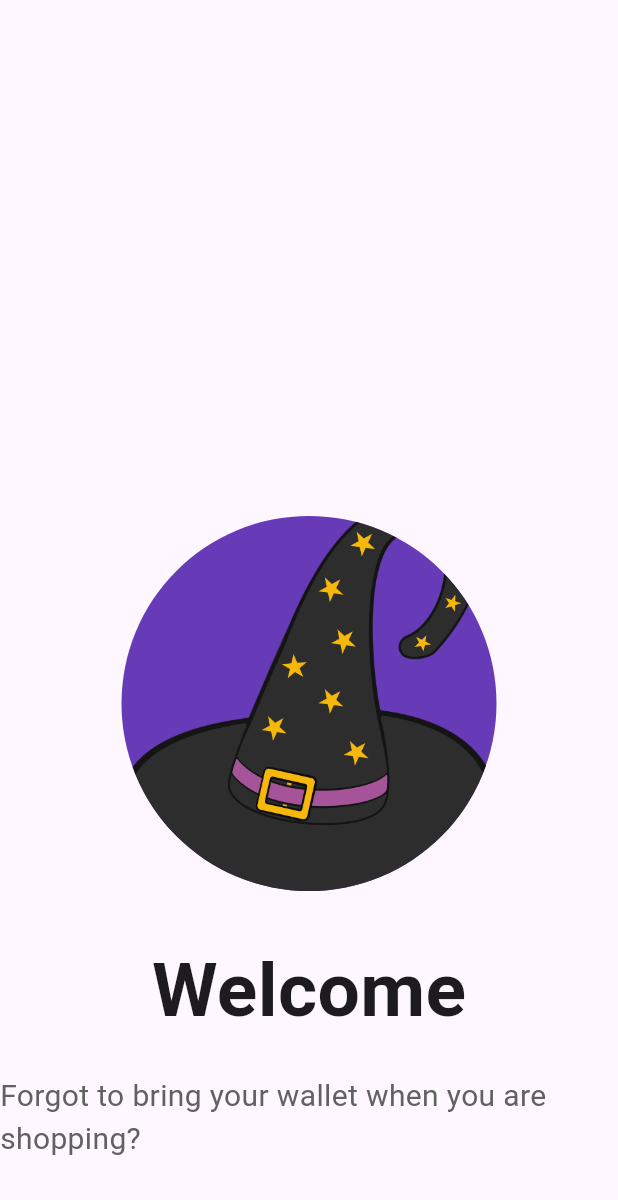
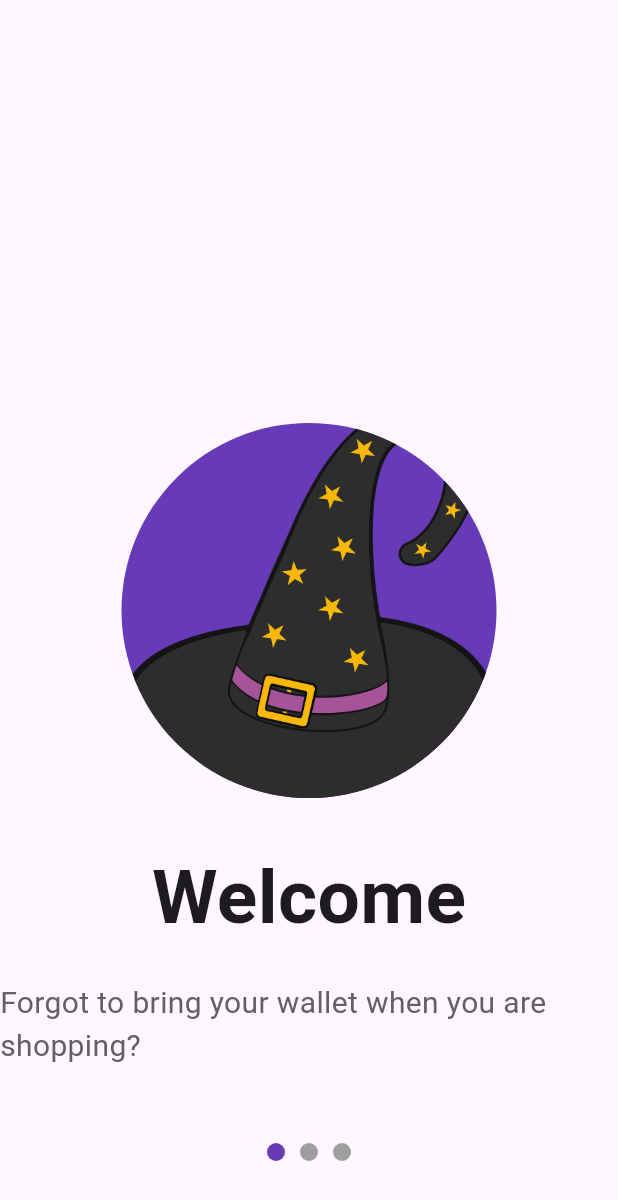
Before and after one commit to Hartamatamatama/KB1179-1123150117-uts, a Flutter app: the screen it shows after launch, on a phone screen of 412 x 824 dp. Shown: the top 1200 px of the screen. Run offline on Flutter 3.47's test engine with Material 3 defaults, Android fonts, the phone set to English and light mode, and no system bars.

Commit message:
Menambahkan 3 buah circle sebagai penanda halaman

```diff
--- a/lib/screen/splash_screen_1.dart
+++ b/lib/screen/splash_screen_1.dart
@@ -37,6 +37,38 @@ class SplashScreen1 extends StatelessWidget {
               style: TextStyle(fontSize: 20, color: Colors.grey[700]),
             ),
             SizedBox(height: 50),
+            Row(
+              mainAxisAlignment: MainAxisAlignment.center,
+              children: [
+                Container(
+                  width: 12,
+                  height: 12,
+                  decoration: BoxDecoration(
+                    shape: BoxShape.circle,
+                    color: Colors.deepPurple,
+                  ),
+                ),
+                SizedBox(width: 10),
+                Container(
+                  width: 12,
+                  height: 12,
+                  decoration: BoxDecoration(
+                    shape: BoxShape.circle,
+                    color: Colors.grey,
+                  ),
+                ),
+                SizedBox(width: 10),
+                Container(
+                  width: 12,
+                  height: 12,
+                  decoration: BoxDecoration(
+                    shape: BoxShape.circle,
+                    color: Colors.grey,
+                  ),
+                ),
+              ],
+            ),
+            SizedBox(height: 50),
           ],
         ),
       ),
```
